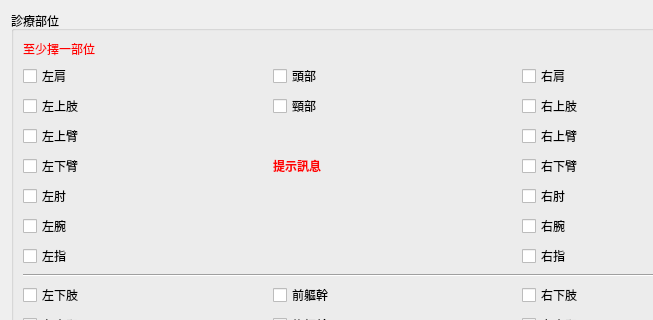
Old version of the form ui/dialog_complicated_massage.ui in the repository picacat/pymedical; both pictures show x 0 to 653 and y 0 to 320 of the 1129 by 910 pixel window.
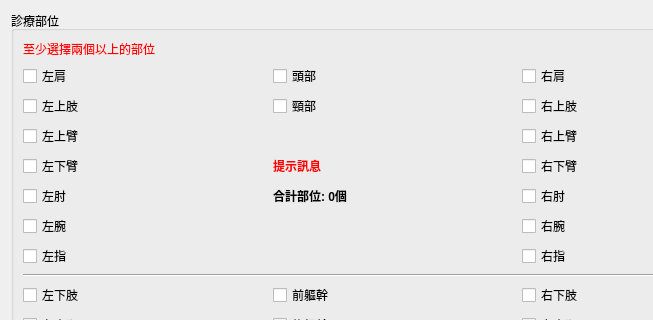
New version of the form.

What changed in the file:
```diff
--- a/ui/dialog_complicated_massage.ui
+++ b/ui/dialog_complicated_massage.ui
@@ -245,7 +245,7 @@
              <string notr="true">color:red</string>
             </property>
             <property name="text">
-             <string>至少擇一部位</string>
+             <string>至少選擇兩個以上的部位</string>
             </property>
            </widget>
           </item>
@@ -294,6 +294,19 @@
             </property>
            </widget>
           </item>
+          <item row="7" column="1">
+           <widget class="QLabel" name="label_position_count">
+            <property name="font">
+             <font>
+              <weight>75</weight>
+              <bold>true</bold>
+             </font>
+            </property>
+            <property name="text">
+             <string>合計部位: 0個</string>
+            </property>
+           </widget>
+          </item>
          </layout>
         </widget>
        </item>
```
